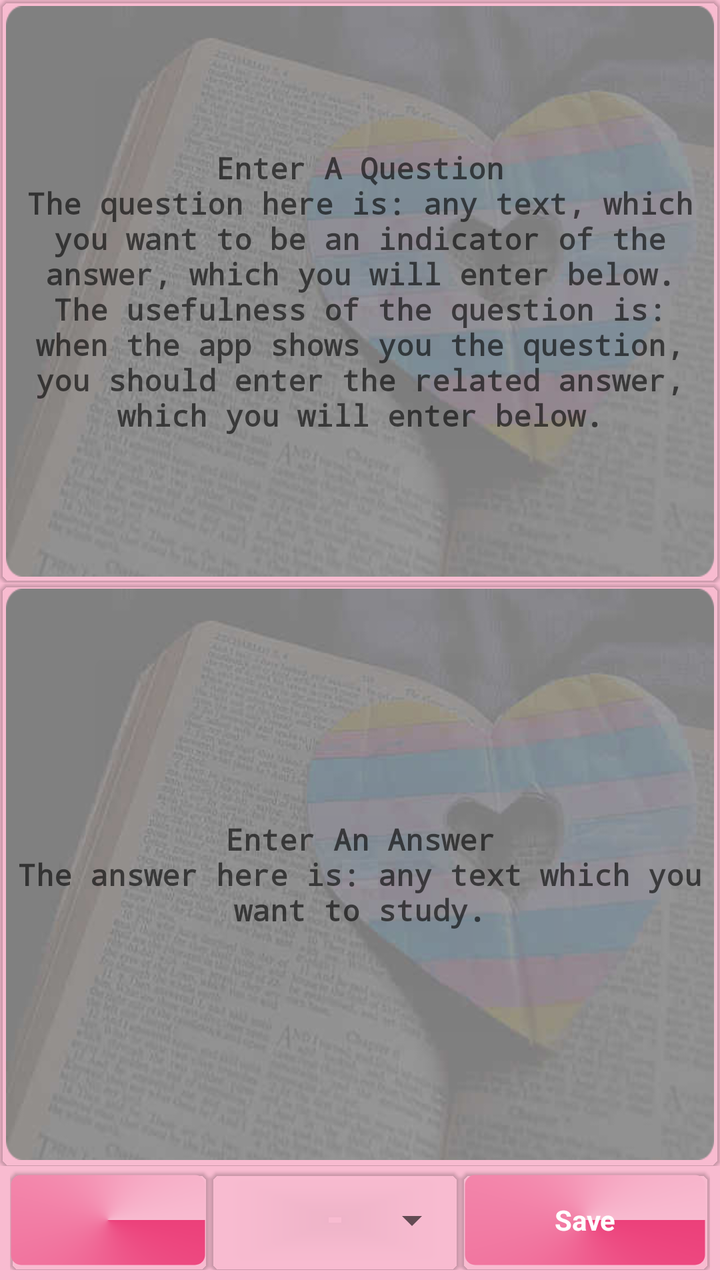
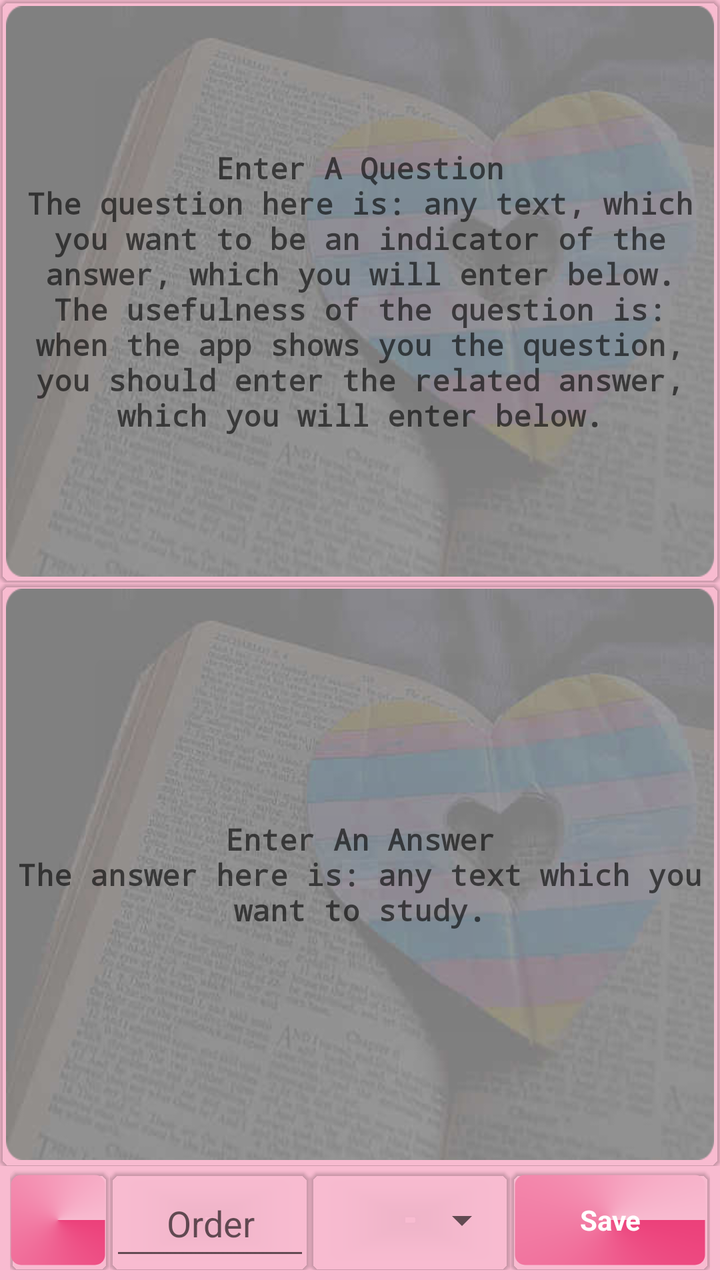

Before-and-after screenshots of an Android layout around one commit, followed by the original layout XML and the change that was made.
<!-- AndroidManifest.xml: application theme MyMaterialTheme -->
<!-- res/layout/content_edit_entry.xml -->
<?xml version="1.0" encoding="utf-8"?>
<RelativeLayout
    xmlns:android="http://schemas.android.com/apk/res/android"
    xmlns:android.support.v7.cardview="http://schemas.android.com/apk/res-auto"
    xmlns:tools="http://schemas.android.com/tools"
    xmlns:app="http://schemas.android.com/apk/res-auto"
    android:layout_width="match_parent"
    android:layout_height="match_parent"
    app:layout_behavior="@string/appbar_scrolling_view_behavior"
    tools:context="com.ahmedsameha1.peninbin.activities.EditEntryActivity"
    tools:showIn="@layout/app_bar_edit_entry">


    <LinearLayout
        android:id="@+id/container"
        android:layout_width="match_parent"
        android:layout_height="match_parent"
        android:orientation="vertical"
        android:weightSum="2">

        <LinearLayout
            android:id="@+id/question_linearlayout"
            android:layout_width="match_parent"
            android:layout_height="0dp"
            android:layout_margin="0dp"
            android:layout_weight="1"
            android:background="@drawable/show_question_background"
            android:padding="0dp">

            <android.support.v7.widget.CardView
                android:layout_width="match_parent"
                android:layout_height="match_parent"
                android.support.v7.cardview:cardBackgroundColor="@android:color/transparent"
                android.support.v7.cardview:cardCornerRadius="5dp"
                android.support.v7.cardview:cardElevation="1dp">

                <EditText
                    android:id="@+id/question"
                    android:layout_width="match_parent"
                    android:layout_height="match_parent"
                    android:background="@drawable/text_bordered_transperant"
                    android:gravity="center"
                    android:hint="@string/enter_a_question"
                    android:imeOptions="flagNoExtractUi"
                    android:inputType="textNoSuggestions|textMultiLine"
                    android:minLines="1"
                    android:padding="5dp"
                    android:scrollbarAlwaysDrawVerticalTrack="true"
                    android:scrollbars="vertical"
                    android:textColor="#FFFFFF"

                    android:textSize="15sp"
                    android:textStyle="bold"
                    android:typeface="monospace"
                    android:layout_weight="1"
                    android:ellipsize="none"
                    android:maxLines="1000"
                    android:scrollHorizontally="false"/>
            </android.support.v7.widget.CardView>
        </LinearLayout>

        <LinearLayout
            android:id="@+id/answer_linearlayout"
            android:layout_width="match_parent"
            android:layout_height="0dp"
            android:layout_margin="0dp"
            android:layout_weight="1"
            android:background="@drawable/show_question_background"
            android:padding="0dp">

            <android.support.v7.widget.CardView
                android:layout_width="match_parent"
                android:layout_height="match_parent"
                android.support.v7.cardview:cardBackgroundColor="@android:color/transparent"
                android.support.v7.cardview:cardCornerRadius="5dp"
                android.support.v7.cardview:cardElevation="1dp">

                <EditText
                    android:id="@+id/answer"
                    android:layout_width="match_parent"
                    android:layout_height="match_parent"
                    android:layout_gravity="center"
                    android:background="@drawable/text_bordered_transperant"
                    android:enabled="true"
                    android:gravity="center"
                    android:hint="@string/enter_an_answer"
                    android:imeOptions="flagNoExtractUi"
                    android:inputType="textNoSuggestions|textMultiLine"
                    android:minLines="1"
                    android:padding="5dp"
                    android:scrollbarAlwaysDrawVerticalTrack="true"
                    android:textColor="#FFFFFF"
                    android:textSize="15sp"
                    android:textStyle="bold"
                    android:typeface="monospace"
                    android:layout_weight="1"
                    android:ellipsize="none"
                    android:maxLines="1000"
                    android:scrollHorizontally="false"/>
            </android.support.v7.widget.CardView>
        </LinearLayout>

        <LinearLayout
            android:layout_width="match_parent"
            android:layout_height="50dp"
            android:layout_marginBottom="5dp"
            android:layout_marginLeft="5dp"
            android:layout_marginRight="5dp"
            android:layout_marginTop="2dp">

            <android.support.v7.widget.CardView
                android:id="@+id/show_actionbar_card_view"
                android:layout_width="100dp"
                android:layout_height="match_parent"
                android:layout_weight="0"
                android.support.v7.cardview:cardBackgroundColor="@android:color/transparent"
                android.support.v7.cardview:cardCornerRadius="5dp"
                android.support.v7.cardview:cardElevation="1dp"
                android.support.v7.cardview:cardPreventCornerOverlap="true">

                <TextView
                    android:id="@+id/show_actionbar"
                    android:layout_width="match_parent"
                    android:layout_height="match_parent"
                    android:layout_marginBottom="2dp"
                    android:layout_marginRight="2dp"
                    android:layout_marginEnd="2dp"
                    android:layout_marginTop="2dp"
                    android:background="@drawable/text_bordered_colored"
                    android:gravity="center"
                    android:padding="2dp"
                    android:textColor="@drawable/textview_enabled_disabled_selector" />
            </android.support.v7.widget.CardView>

            <android.support.v7.widget.CardView
                android:id="@+id/rank_card_view"
                android:layout_width="0dp"
                android:layout_height="match_parent"
                android:layout_weight="1"
                android.support.v7.cardview:cardBackgroundColor="@android:color/transparent"
                android.support.v7.cardview:cardCornerRadius="5dp"
                android.support.v7.cardview:cardElevation="1dp">

                <Spinner
                    android:id="@+id/rank_spinner"
                    android:layout_width="match_parent"
                    android:layout_height="match_parent"/>

            </android.support.v7.widget.CardView>

            <android.support.v7.widget.CardView
                android:id="@+id/save_card_view"
                android:layout_width="0dp"
                android:layout_height="match_parent"
                android:layout_weight="1"
                android.support.v7.cardview:cardBackgroundColor="@android:color/transparent"
                android.support.v7.cardview:cardCornerRadius="5dp"
                android.support.v7.cardview:cardElevation="1dp">

                <TextView
                    android:id="@+id/save"
                    android:layout_width="match_parent"
                    android:layout_height="match_parent"
                    android:layout_margin="2dp"
                    android:background="@drawable/text_bordered_colored"
                    android:enabled="true"
                    android:gravity="center"
                    android:padding="2dp"
                    android:text="@string/save"
                    android:textColor="@drawable/textview_enabled_disabled_selector"
                    android:textStyle="bold" />
            </android.support.v7.widget.CardView>


        </LinearLayout>

    </LinearLayout>

</RelativeLayout>
<!-- res/layout/app_bar_edit_entry.xml (included above) -->
<?xml version="1.0" encoding="utf-8"?>
<android.support.design.widget.CoordinatorLayout xmlns:android="http://schemas.android.com/apk/res/android"
    xmlns:app="http://schemas.android.com/apk/res-auto"
    xmlns:tools="http://schemas.android.com/tools"
    android:layout_width="match_parent"
    android:layout_height="match_parent"
    android:fitsSystemWindows="true">

    <android.support.design.widget.AppBarLayout
        android:layout_width="match_parent"
        android:layout_height="wrap_content"
        android:theme="@style/AppTheme.AppBarOverlay">
        <android.support.v7.widget.Toolbar xmlns:app="http://schemas.android.com/apk/res-auto"
            android:id="@+id/toolbar"
            android:layout_width="fill_parent"
            android:layout_height="?attr/actionBarSize"
            android:background="?attr/colorPrimary"
            android:minHeight="?attr/actionBarSize">
            <LinearLayout
                android:layout_width="match_parent"
                android:layout_height="wrap_content"
                android:orientation="horizontal"
                android:weightSum="5">
                <LinearLayout
                    android:id="@+id/field_spinner"
                    android:layout_width="0dp"
                    android:layout_height="match_parent"
                    android:layout_weight="4"
                    android:orientation="horizontal"
                    />
                <Chronometer
                    android:id="@+id/chronometer"
                    android:layout_gravity="end"
                    android:layout_width="0dp"
                    android:layout_height="match_parent"
                    android:gravity="center"
                    android:layout_weight="1"
                    />
            </LinearLayout>
            </android.support.v7.widget.Toolbar>

        <View android:layout_width="match_parent"
            android:layout_height="4dp"
            android:background="@drawable/toolbar_drop_shadow"/>
    </android.support.design.widget.AppBarLayout>

    <include layout="@layout/content_edit_entry" />

</android.support.design.widget.CoordinatorLayout>
<!-- resources referenced by this layout -->
<resources>
  <!-- drawable show_question_background (drawable) -->
  <?xml version="1.0" encoding="utf-8"?>
  <inset xmlns:android="http://schemas.android.com/apk/res/android"
      android:drawable="@drawable/book_heart_rounded_corners_15_radius"
      android:insetTop="3dp"
      android:insetBottom="3dp"
      android:insetRight="3dp"
      android:insetLeft="3dp"/>
  <!-- drawable text_bordered_colored (drawable) -->
  <shape xmlns:android="http://schemas.android.com/apk/res/android"
  android:thickness="0dp"
  android:shape="rectangle">
  <stroke android:width="1dp"
      android:color="@android:color/transparent"/>
  <corners android:radius="5dp" />
  <gradient
      android:startColor="@color/colorPrimary"
      android:endColor="@color/windowBackground"
      android:type="sweep"
      android:angle="270"/>
  </shape>
  <!-- drawable text_bordered_transperant (drawable) -->
  <shape xmlns:android="http://schemas.android.com/apk/res/android"
      android:thickness="0dp"
      android:shape="rectangle">
      <stroke android:width="1dp"
          android:color="@android:color/transparent"/>
      <corners android:radius="5dp" />
      <gradient
          android:startColor="@android:color/transparent"
          android:endColor="@android:color/transparent"
          android:type="linear"
          android:angle="270"/>
  </shape>
  <!-- drawable textview_enabled_disabled_selector (drawable) -->
  <?xml version="1.0" encoding="utf-8"?>
  <selector xmlns:android="http://schemas.android.com/apk/res/android">
      <item android:state_enabled="false" android:color="@android:color/darker_gray" />
      <item android:state_enabled="true" android:color="@android:color/white"/>
  </selector>
  <!-- drawable toolbar_drop_shadow (drawable) -->
  <?xml version="1.0" encoding="utf-8"?>
  <shape xmlns:android="http://schemas.android.com/apk/res/android"
      android:shape="rectangle" >
  
      <gradient
          android:angle="90"
          android:endColor="#757575"
          android:startColor="#bdbdbd" />
  
  </shape>
  <string name="appbar_scrolling_view_behavior" translatable="false">android.support.design.widget.AppBarLayout$ScrollingViewBehavior</string>
  <string name="enter_a_question">Enter A Question\nThe question here is: any text, which you want to be an indicator of the answer, which you will enter below. The usefulness of the question is: when the app shows you the question, you should enter the related answer, which you will enter below.</string>
  <string name="enter_an_answer">Enter An Answer\nThe answer here is: any text which you want to study.</string>
  <string name="save">Save</string>
  <style name="AppTheme.AppBarOverlay" parent="ThemeOverlay.AppCompat.Dark.ActionBar" />
  <style name="MyMaterialTheme" parent="MyMaterialTheme.Base">
  
      </style>
  <!-- drawable book_heart_rounded_corners_15_radius: png bitmap (drawable, 118245 bytes) -->
  <color name="colorPrimary">#EC407A</color>
  <color name="windowBackground">#F8BBD0</color>
  <style name="MyMaterialTheme.Base" parent="Theme.AppCompat.Light.DarkActionBar">
          <item name="windowNoTitle">true</item>
          <item name="windowActionBar">false</item>
          <item name="colorPrimary">@color/colorPrimary</item>
          <item name="colorPrimaryDark">@color/colorPrimaryDark</item>
          <item name="colorAccent">@color/colorAccent</item>
          <item name="android:windowBackground">@color/windowBackground</item>
      </style>
  <color name="colorPrimaryDark">#AD1457</color>
  <color name="colorAccent">#EA80FC</color>
</resources>

<!-- the commit's change to res/layout/content_edit_entry.xml (unified diff, before → after) -->
@@ -106,11 +106,12 @@
             android:layout_marginBottom="5dp"
             android:layout_marginLeft="5dp"
             android:layout_marginRight="5dp"
-            android:layout_marginTop="2dp">
+            android:layout_marginTop="2dp"
+            android:layout_weight="3">
 
             <android.support.v7.widget.CardView
                 android:id="@+id/show_actionbar_card_view"
-                android:layout_width="100dp"
+                android:layout_width="50dp"
                 android:layout_height="match_parent"
                 android:layout_weight="0"
                 android.support.v7.cardview:cardBackgroundColor="@android:color/transparent"
@@ -132,21 +133,48 @@
                     android:textColor="@drawable/textview_enabled_disabled_selector" />
             </android.support.v7.widget.CardView>
 
-            <android.support.v7.widget.CardView
-                android:id="@+id/rank_card_view"
+            <LinearLayout
                 android:layout_width="0dp"
                 android:layout_height="match_parent"
-                android:layout_weight="1"
-                android.support.v7.cardview:cardBackgroundColor="@android:color/transparent"
-                android.support.v7.cardview:cardCornerRadius="5dp"
-                android.support.v7.cardview:cardElevation="1dp">
-
-                <Spinner
-                    android:id="@+id/rank_spinner"
-                    android:layout_width="match_parent"
-                    android:layout_height="match_parent"/>
-
-            </android.support.v7.widget.CardView>
+                android:layout_weight="2"
+                android:orientation="horizontal">
+
+                <android.support.v7.widget.CardView
+                    android:id="@+id/order_card_view"
+                    android:layout_width="0dp"
+                    android:layout_height="match_parent"
+                    android:layout_weight="1"
+                    android.support.v7.cardview:cardBackgroundColor="@android:color/transparent"
+                    android.support.v7.cardview:cardCornerRadius="5dp"
+                    android.support.v7.cardview:cardElevation="1dp">
+
+                    <EditText
+                        android:id="@+id/order"
+                        android:layout_width="match_parent"
+                        android:layout_height="match_parent"
+                        android:gravity="center"
+                        android:imeOptions="flagNoExtractUi"
+                        android:scrollHorizontally="true"
+                        android:inputType="number"
+                        android:hint="@string/order" />
+
+                </android.support.v7.widget.CardView>
+                <android.support.v7.widget.CardView
+                    android:id="@+id/rank_card_view"
+                    android:layout_width="0dp"
+                    android:layout_height="match_parent"
+                    android:layout_weight="1"
+                    android.support.v7.cardview:cardBackgroundColor="@android:color/transparent"
+                    android.support.v7.cardview:cardCornerRadius="5dp"
+                    android.support.v7.cardview:cardElevation="1dp">
+
+                    <Spinner
+                        android:id="@+id/rank_spinner"
+                        android:layout_width="match_parent"
+                        android:layout_height="match_parent"/>
+
+                </android.support.v7.widget.CardView>
+            </LinearLayout>
 
             <android.support.v7.widget.CardView
                 android:id="@+id/save_card_view"
<!-- resource entries referenced after the edit -->
@@ -54,6 +54,7 @@
   <string name="appbar_scrolling_view_behavior" translatable="false">android.support.design.widget.AppBarLayout$ScrollingViewBehavior</string>
   <string name="enter_a_question">Enter A Question\nThe question here is: any text, which you want to be an indicator of the answer, which you will enter below. The usefulness of the question is: when the app shows you the question, you should enter the related answer, which you will enter below.</string>
   <string name="enter_an_answer">Enter An Answer\nThe answer here is: any text which you want to study.</string>
+  <string name="order">Order</string>
   <string name="save">Save</string>
   <style name="AppTheme.AppBarOverlay" parent="ThemeOverlay.AppCompat.Dark.ActionBar" />
   <style name="MyMaterialTheme" parent="MyMaterialTheme.Base">
